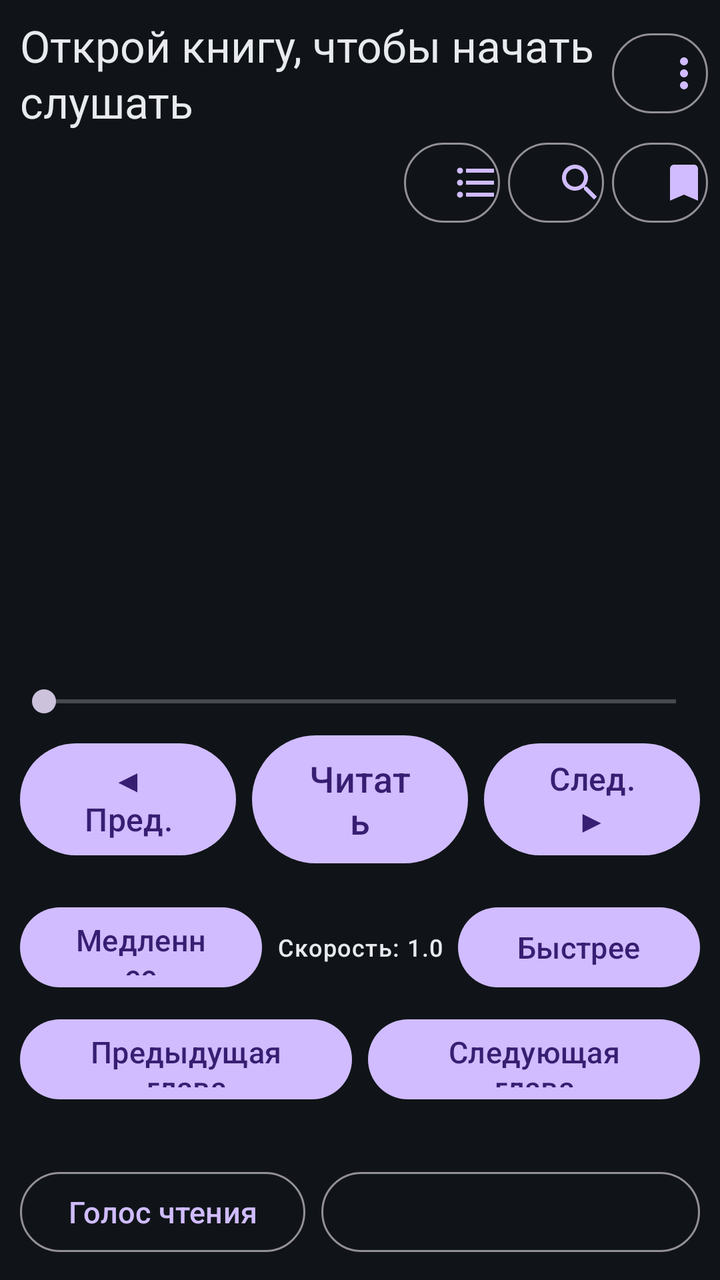
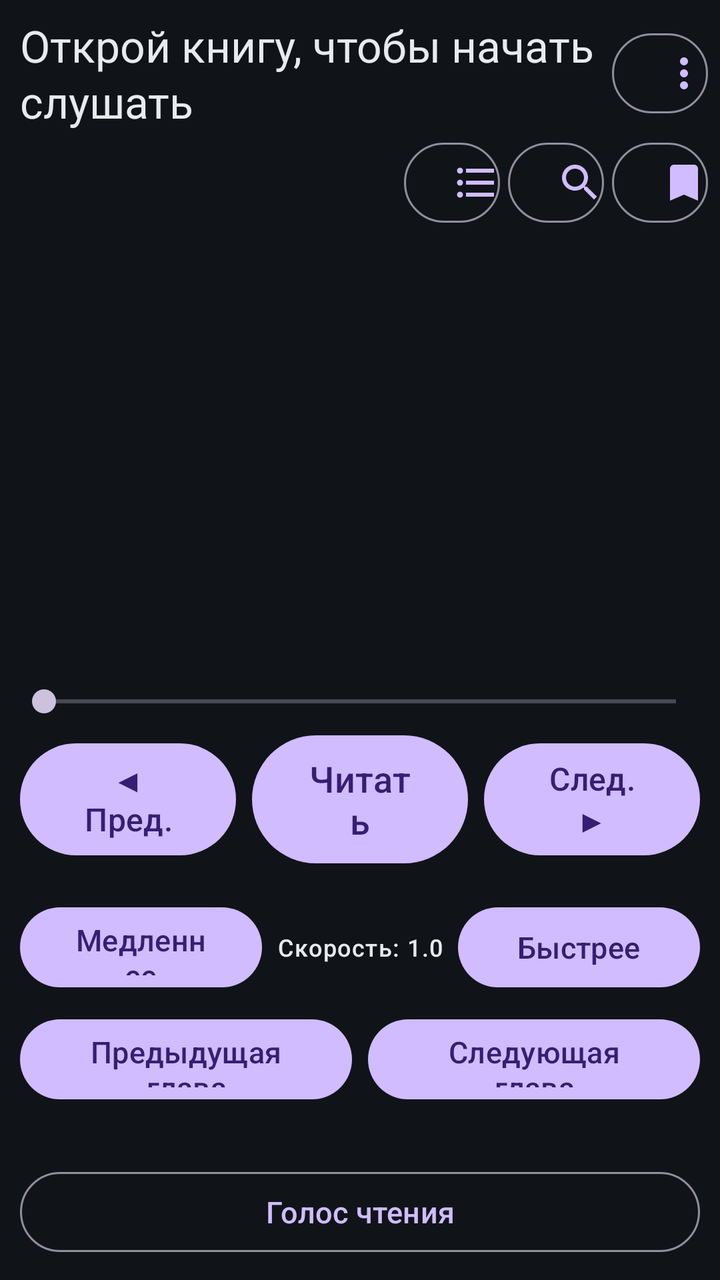

Before-and-after screenshots of an Android layout around one commit, followed by the original layout XML and the change that was made.
<!-- AndroidManifest.xml: application theme Theme.BookVoice -->
<!-- res/layout/activity_main.xml -->
<?xml version="1.0" encoding="utf-8"?>
<LinearLayout xmlns:android="http://schemas.android.com/apk/res/android"
    xmlns:app="http://schemas.android.com/apk/res-auto"
    android:layout_width="match_parent"
    android:layout_height="match_parent"
    android:background="#101418"
    android:orientation="vertical"
    android:padding="6dp">

    
    <LinearLayout
        android:layout_width="match_parent"
        android:layout_height="wrap_content"
        android:gravity="center_vertical"
        android:orientation="horizontal">

        <TextView
            android:id="@+id/tvHeader"
            android:layout_width="0dp"
            android:layout_height="wrap_content"
            android:layout_weight="1"
            android:accessibilityHeading="true"
            android:ellipsize="end"
            android:focusable="true"
            android:screenReaderFocusable="true"
            android:maxLines="2"
            android:paddingStart="4dp"
            android:paddingTop="2dp"
            android:paddingEnd="4dp"
            android:paddingBottom="2dp"
            android:text="@string/no_book"
            android:textAppearance="?attr/textAppearanceTitleLarge"
            android:textColor="#E8EAED" />

        
        <Button
            android:id="@+id/btnMore"
            style="?attr/materialButtonOutlinedStyle"
            android:layout_width="48dp"
            android:layout_height="48dp"
            android:layout_marginStart="4dp"
            android:contentDescription="@string/reader_more_cd"
            android:gravity="center"
            android:minWidth="48dp"
            app:icon="@drawable/ic_more"
            app:iconSize="24dp" />
    </LinearLayout>

    
    <LinearLayout
        android:layout_width="match_parent"
        android:layout_height="wrap_content"
        android:gravity="end|center_vertical"
        android:orientation="horizontal">

        <Button
            android:id="@+id/btnToc"
            style="?attr/materialButtonOutlinedStyle"
            android:layout_width="48dp"
            android:layout_height="48dp"
            android:layout_marginStart="4dp"
            android:contentDescription="@string/toc_btn"
            android:gravity="center"
            android:minWidth="48dp"
            app:icon="@drawable/ic_toc"
            app:iconSize="24dp" />

        <Button
            android:id="@+id/btnSearch"
            style="?attr/materialButtonOutlinedStyle"
            android:layout_width="48dp"
            android:layout_height="48dp"
            android:layout_marginStart="4dp"
            android:contentDescription="@string/search_button_cd"
            android:gravity="center"
            android:minWidth="48dp"
            app:icon="@drawable/ic_search"
            app:iconSize="24dp" />

        <Button
            android:id="@+id/btnBookmark"
            style="?attr/materialButtonOutlinedStyle"
            android:layout_width="48dp"
            android:layout_height="48dp"
            android:layout_marginStart="4dp"
            android:contentDescription="@string/bookmark_btn"
            android:gravity="center"
            android:minWidth="48dp"
            app:icon="@drawable/ic_bookmark"
            app:iconSize="24dp" />
    </LinearLayout>

    
    <LinearLayout
        android:id="@+id/searchPanel"
        android:layout_width="match_parent"
        android:layout_height="wrap_content"
        android:orientation="vertical"
        android:paddingTop="2dp"
        android:visibility="gone">

        <LinearLayout
            android:layout_width="match_parent"
            android:layout_height="wrap_content"
            android:gravity="center_vertical"
            android:orientation="horizontal">

            <EditText
                android:id="@+id/etSearch"
                android:layout_width="0dp"
                android:layout_height="48dp"
                android:layout_weight="1"
                android:autofillHints=""
                android:hint="@string/search_field_hint"
                android:imeOptions="actionSearch"
                android:importantForAutofill="no"
                android:inputType="text"
                android:maxLines="1"
                android:textColor="#E8EAED"
                android:textColorHint="#9AA0A6"
                android:textSize="16sp" />

            <Button
                android:id="@+id/btnSearchMic"
                android:layout_width="wrap_content"
                android:layout_height="48dp"
                android:layout_marginStart="4dp"
                android:contentDescription="@string/search_mic_cd"
                android:minWidth="48dp"
                android:text="🎤"
                android:textSize="18sp" />

            <Button
                android:id="@+id/btnSearchGo"
                android:layout_width="wrap_content"
                android:layout_height="48dp"
                android:layout_marginStart="4dp"
                android:text="@string/search_find_btn"
                android:textSize="15sp" />
        </LinearLayout>

        <TextView
            android:id="@+id/tvSearchResult"
            android:layout_width="match_parent"
            android:layout_height="wrap_content"
            android:gravity="center"
            android:paddingTop="2dp"
            android:paddingBottom="2dp"
            android:textAppearance="?attr/textAppearanceLabelMedium"
            android:textColor="#9AA0A6" />

        <LinearLayout
            android:layout_width="match_parent"
            android:layout_height="wrap_content"
            android:gravity="center"
            android:orientation="horizontal">

            <Button
                android:id="@+id/btnSearchPrev"
                android:layout_width="0dp"
                android:layout_height="48dp"
                android:layout_margin="2dp"
                android:layout_weight="1"
                android:text="@string/search_prev_btn"
                android:textSize="15sp" />

            <Button
                android:id="@+id/btnSearchNext"
                android:layout_width="0dp"
                android:layout_height="48dp"
                android:layout_margin="2dp"
                android:layout_weight="1"
                android:text="@string/search_next_btn"
                android:textSize="15sp" />

            <Button
                android:id="@+id/btnSearchClose"
                android:layout_width="0dp"
                android:layout_height="48dp"
                android:layout_margin="2dp"
                android:layout_weight="1"
                android:text="@string/search_close_btn"
                android:textSize="15sp" />
        </LinearLayout>
    </LinearLayout>

    <androidx.recyclerview.widget.RecyclerView
        android:id="@+id/sentenceList"
        android:layout_width="match_parent"
        android:layout_height="0dp"
        android:layout_weight="1"
        android:clipToPadding="false"
        android:paddingStart="12dp"
        android:paddingEnd="12dp"
        android:scrollbars="vertical" />

    <TextView
        android:id="@+id/tvPosition"
        android:layout_width="match_parent"
        android:layout_height="wrap_content"
        android:gravity="center"
        android:paddingTop="2dp"
        android:paddingBottom="2dp"
        android:textAppearance="?attr/textAppearanceLabelMedium"
        android:textColor="#9AA0A6" />

    <SeekBar
        android:id="@+id/seekProgress"
        android:layout_width="match_parent"
        android:layout_height="wrap_content"
        android:contentDescription="@string/seek_progress"
        android:max="0"
        android:progress="0" />

    <LinearLayout
        android:layout_width="match_parent"
        android:layout_height="wrap_content"
        android:gravity="center"
        android:orientation="horizontal"
        android:paddingBottom="6dp">

        <Button
            android:id="@+id/btnPrevSentence"
            android:layout_width="0dp"
            android:layout_height="64dp"
            android:layout_margin="4dp"
            android:layout_weight="1"
            android:contentDescription="@string/prev_sentence"
            android:text="◀ Пред."
            android:textSize="16sp" />

        <Button
            android:id="@+id/btnPlayPause"
            android:layout_width="0dp"
            android:layout_height="72dp"
            android:layout_margin="4dp"
            android:layout_weight="1"
            android:text="Читать"
            android:textSize="18sp" />

        <Button
            android:id="@+id/btnNextSentence"
            android:layout_width="0dp"
            android:layout_height="64dp"
            android:layout_margin="4dp"
            android:layout_weight="1"
            android:contentDescription="@string/next_sentence"
            android:text="След. ▶"
            android:textSize="16sp" />
    </LinearLayout>

    
    <LinearLayout
        android:id="@+id/speedRow"
        android:layout_width="match_parent"
        android:layout_height="wrap_content"
        android:gravity="center_vertical"
        android:orientation="horizontal">

        <Button
            android:id="@+id/btnSpeedDown"
            android:layout_width="0dp"
            android:layout_height="48dp"
            android:layout_margin="4dp"
            android:layout_weight="1"
            android:text="@string/speed_down"
            android:textSize="15sp" />

        <TextView
            android:id="@+id/tvSpeed"
            android:layout_width="wrap_content"
            android:layout_height="wrap_content"
            android:gravity="center"
            android:minWidth="90dp"
            android:text="@string/speed_default"
            android:textAppearance="?attr/textAppearanceLabelMedium"
            android:textColor="#E8EAED" />

        <Button
            android:id="@+id/btnSpeedUp"
            android:layout_width="0dp"
            android:layout_height="48dp"
            android:layout_margin="4dp"
            android:layout_weight="1"
            android:text="@string/speed_up"
            android:textSize="15sp" />
    </LinearLayout>

    <LinearLayout
        android:layout_width="match_parent"
        android:layout_height="wrap_content"
        android:gravity="center"
        android:orientation="horizontal">

        <Button
            android:id="@+id/btnPrevChapter"
            android:layout_width="0dp"
            android:layout_height="48dp"
            android:layout_margin="4dp"
            android:layout_weight="1"
            android:text="Предыдущая глава"
            android:textSize="15sp" />

        <Button
            android:id="@+id/btnNextChapter"
            android:layout_width="0dp"
            android:layout_height="48dp"
            android:layout_margin="4dp"
            android:layout_weight="1"
            android:text="Следующая глава"
            android:textSize="15sp" />
    </LinearLayout>

    <TextView
        android:id="@+id/tvStats"
        android:layout_width="match_parent"
        android:layout_height="wrap_content"
        android:gravity="center"
        android:paddingTop="2dp"
        android:paddingBottom="2dp"
        android:textAppearance="?attr/textAppearanceLabelMedium"
        android:textColor="#9AA0A6" />

    <LinearLayout
        android:layout_width="match_parent"
        android:layout_height="wrap_content"
        android:orientation="horizontal">

        <Button
            android:id="@+id/btnVoice"
            style="?attr/materialButtonOutlinedStyle"
            android:layout_width="wrap_content"
            android:layout_height="48dp"
            android:layout_margin="4dp"
            android:text="@string/voice_settings"
            android:textSize="15sp" />

        <Button
            android:id="@+id/btnStatus"
            style="?attr/materialButtonOutlinedStyle"
            android:layout_width="0dp"
            android:layout_height="48dp"
            android:layout_margin="4dp"
            android:layout_weight="1"
            android:maxLines="1"
            android:textSize="15sp" />
    </LinearLayout>
</LinearLayout>
<!-- resources referenced by this layout -->
<resources>
  <!-- drawable ic_bookmark (drawable) -->
  <vector xmlns:android="http://schemas.android.com/apk/res/android"
      android:width="24dp"
      android:height="24dp"
      android:viewportWidth="24"
      android:viewportHeight="24">
      
      <path
          android:fillColor="#E8EAED"
          android:pathData="M17,3H7c-1.1,0 -1.99,0.9 -1.99,2L5,21l7,-3 7,3V5c0,-1.1 -0.9,-2 -2,-2z" />
  </vector>
  <!-- drawable ic_more (drawable) -->
  <vector xmlns:android="http://schemas.android.com/apk/res/android"
      android:width="24dp"
      android:height="24dp"
      android:viewportWidth="24"
      android:viewportHeight="24">
      
      <path
          android:fillColor="#E8EAED"
          android:pathData="M12,8c1.1,0 2,-0.9 2,-2s-0.9,-2 -2,-2 -2,0.9 -2,2 0.9,2 2,2zM12,10c-1.1,0 -2,0.9 -2,2s0.9,2 2,2 2,-0.9 2,-2 -0.9,-2 -2,-2zM12,16c-1.1,0 -2,0.9 -2,2s0.9,2 2,2 2,-0.9 2,-2 -0.9,-2 -2,-2z" />
  </vector>
  <!-- drawable ic_search (drawable) -->
  <vector xmlns:android="http://schemas.android.com/apk/res/android"
      android:width="24dp"
      android:height="24dp"
      android:viewportWidth="24"
      android:viewportHeight="24">
      
      <path
          android:fillColor="#E8EAED"
          android:pathData="M15.5,14h-0.79l-0.28,-0.27C15.41,12.59 16,11.11 16,9.5 16,5.91 13.09,3 9.5,3S3,5.91 3,9.5 5.91,16 9.5,16c1.61,0 3.09,-0.59 4.23,-1.57l0.27,0.28v0.79l5,4.99L20.49,19l-4.99,-5zM9.5,14C7.01,14 5,11.99 5,9.5S7.01,5 9.5,5 14,7.01 14,9.5 11.99,14 9.5,14z" />
  </vector>
  <!-- drawable ic_toc (drawable) -->
  <vector xmlns:android="http://schemas.android.com/apk/res/android"
      android:width="24dp"
      android:height="24dp"
      android:viewportWidth="24"
      android:viewportHeight="24">
      
      <path
          android:fillColor="#E8EAED"
          android:pathData="M4,10.5c-0.83,0 -1.5,0.67 -1.5,1.5s0.67,1.5 1.5,1.5 1.5,-0.67 1.5,-1.5 -0.67,-1.5 -1.5,-1.5zM4,4.5c-0.83,0 -1.5,0.67 -1.5,1.5S3.17,7.5 4,7.5 5.5,6.83 5.5,6 4.83,4.5 4,4.5zM4,16.5c-0.83,0 -1.5,0.68 -1.5,1.5s0.68,1.5 1.5,1.5 1.5,-0.68 1.5,-1.5 -0.67,-1.5 -1.5,-1.5zM7,19h14v-2H7v2zM7,13h14v-2H7v2zM7,5v2h14V5H7z" />
  </vector>
  <string name="bookmark_btn">Закладка</string>
  <string name="next_sentence">Следующее предложение</string>
  <string name="no_book">Открой книгу, чтобы начать слушать</string>
  <string name="prev_sentence">Предыдущее предложение</string>
  <string name="reader_more_cd">Ещё</string>
  <string name="search_button_cd">Поиск</string>
  <string name="search_close_btn">Закрыть поиск</string>
  <string name="search_field_hint">Слово для поиска</string>
  <string name="search_find_btn">Найти</string>
  <string name="search_mic_cd">Продиктовать слово для поиска</string>
  <string name="search_next_btn">Далее</string>
  <string name="search_prev_btn">Назад</string>
  <string name="seek_progress">Позиция в книге</string>
  <string name="speed_default">Скорость: 1.0</string>
  <string name="speed_down">Медленнее</string>
  <string name="speed_up">Быстрее</string>
  <string name="toc_btn">Оглавление</string>
  <string name="voice_settings">Голос чтения</string>
  <style name="Theme.BookVoice" parent="Theme.Material3.Dark.NoActionBar">
          <item name="android:windowBackground">#101418</item>
      </style>
</resources>

<!-- the commit's change to res/layout/activity_main.xml (unified diff, before → after) -->
@@ -321,6 +321,7 @@
         android:textAppearance="?attr/textAppearanceLabelMedium"
         android:textColor="#9AA0A6" />
 
+    
     <LinearLayout
         android:layout_width="match_parent"
         android:layout_height="wrap_content"
@@ -329,20 +330,11 @@
         <Button
             android:id="@+id/btnVoice"
             style="?attr/materialButtonOutlinedStyle"
-            android:layout_width="wrap_content"
-            android:layout_height="48dp"
-            android:layout_margin="4dp"
+            android:layout_width="0dp"
+            android:layout_height="48dp"
+            android:layout_margin="4dp"
+            android:layout_weight="1"
             android:text="@string/voice_settings"
             android:textSize="15sp" />
-
-        <Button
-            android:id="@+id/btnStatus"
-            style="?attr/materialButtonOutlinedStyle"
-            android:layout_width="0dp"
-            android:layout_height="48dp"
-            android:layout_margin="4dp"
-            android:layout_weight="1"
-            android:maxLines="1"
-            android:textSize="15sp" />
     </LinearLayout>
 </LinearLayout>
